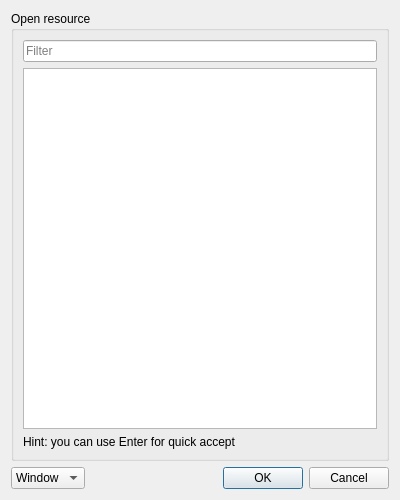
Above: editor/gui/dlgopen.ui from ensisoft/detonator before the change. Below: the same form after it.
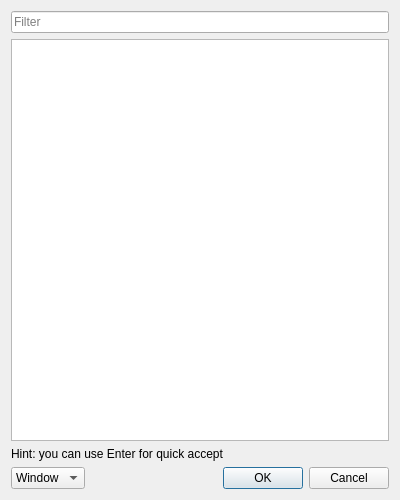
That is the form after the change.

What changed in the file:
```diff
--- a/editor/gui/dlgopen.ui
+++ b/editor/gui/dlgopen.ui
@@ -15,12 +15,6 @@
   </property>
   <layout class="QVBoxLayout" name="verticalLayout_2">
    <item>
-    <widget class="QGroupBox" name="groupBox">
-     <property name="title">
-      <string>Open resource</string>
-     </property>
-     <layout class="QVBoxLayout" name="verticalLayout">
-      <item>
        <widget class="QLineEdit" name="filter">
         <property name="placeholderText">
          <string>Filter</string>
@@ -54,9 +48,6 @@
         <property name="text">
          <string>Hint: you can use Enter for quick accept</string>
         </property>
-       </widget>
-      </item>
-     </layout>
     </widget>
    </item>
    <item>
```
Lines whose indentation alone changed are shown as unchanged.
